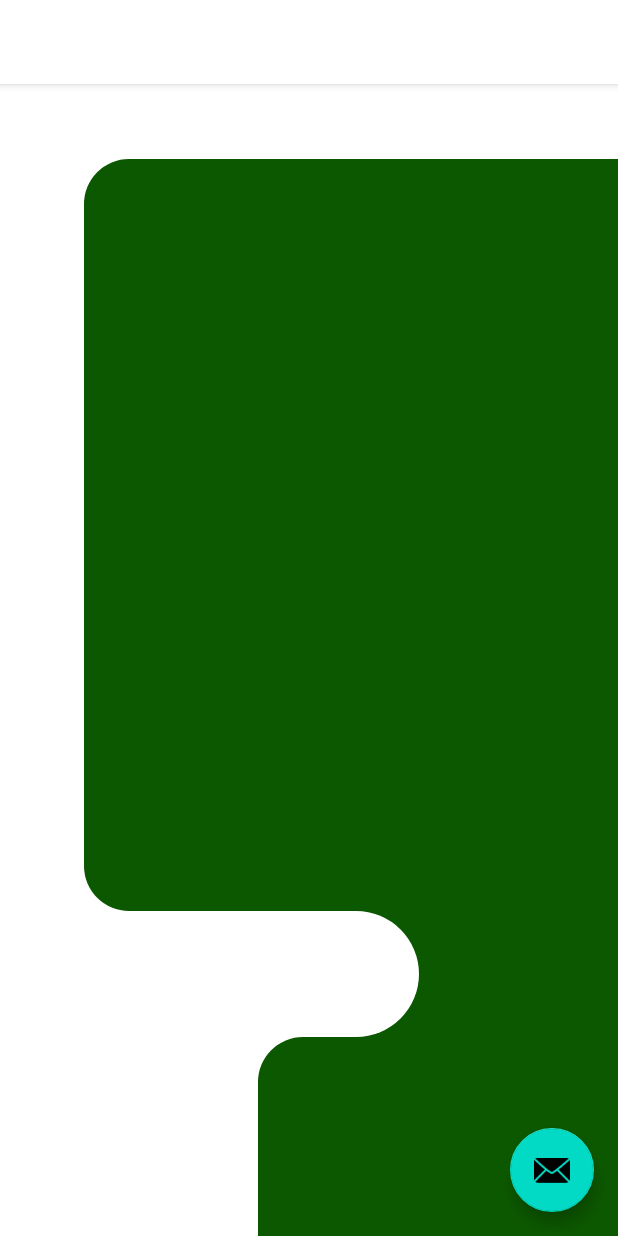
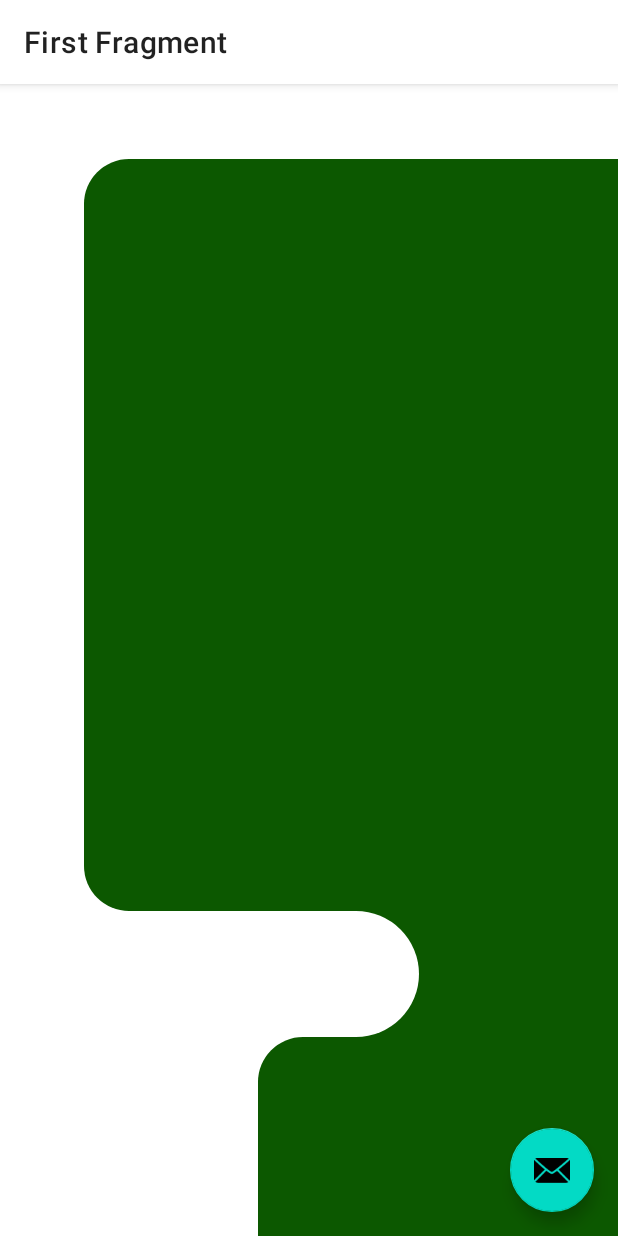
Before and after one commit to TonyKimeu/Plant-World, an Android app: the MainActivity screen opened directly, with no data from a screen before it, on a phone screen of 412 x 824 dp. Run offline under Robolectric (Android 15) with nearby library versions, the phone set to English and light mode, and no system bars; our stand-ins replace navigation-ui.

Commit message:
add gitingore and change theme

```diff
--- a/app/src/main/res/values/themes.xml
+++ b/app/src/main/res/values/themes.xml
@@ -12,6 +12,7 @@
         <!-- Status bar color. -->
         <item name="android:statusBarColor" tools:targetApi="l">?attr/colorPrimaryVariant</item>
         <!-- Customize your theme here. -->
+        <item name="android:windowLightStatusBar" tools:targetApi="m">true</item>
     </style>
 
     <style name="Theme.PlantChallenge.NoActionBar">
@@ -19,7 +20,7 @@
         <item name="windowNoTitle">true</item>
     </style>
 
-    <style name="Theme.PlantChallenge.AppBarOverlay" parent="ThemeOverlay.AppCompat.Dark.ActionBar" />
+    <style name="Theme.PlantChallenge.AppBarOverlay" parent="ThemeOverlay.AppCompat.Light" />
 
     <style name="Theme.PlantChallenge.PopupOverlay" parent="ThemeOverlay.AppCompat.Light" />
 </resources>
```
Also changed, not shown: 1 other file.
